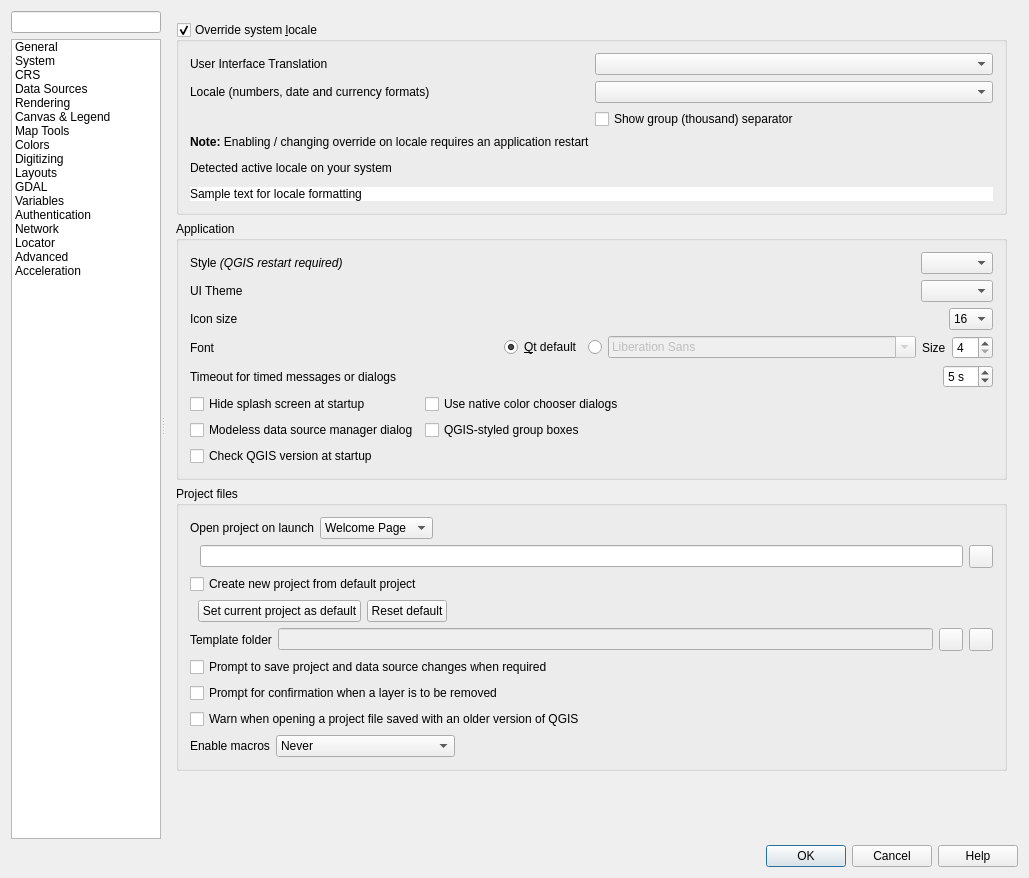
Before: the Qt Designer form src/ui/qgsoptionsbase.ui in qgis/QGIS, drawn with Qt 5.
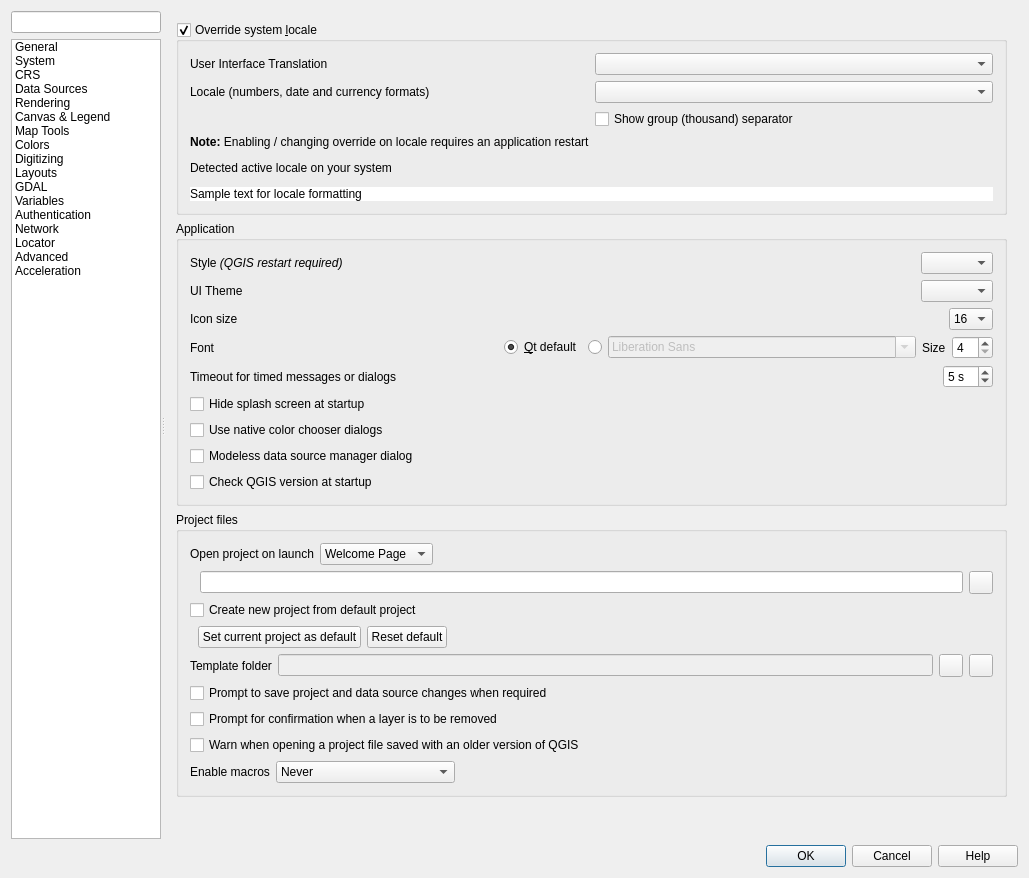
After: the same form once the commit is applied. The open tabs and pages were chosen to show the change. Icons and pictures are not drawn. Custom widgets are drawn as their Qt base class.

Commit message:
[ux] Remove custom group box styling and option for QGIS styled group boxes
This setting is causing issues on newer operating systems, e.g. MacOS
on dark themes. It's a 6 year old workaround for styling issues
which have likely since been fixed in Qt and the DEs themselves.

What changed in the file:
```diff
--- a/src/ui/qgsoptionsbase.ui
+++ b/src/ui/qgsoptionsbase.ui
@@ -695,20 +695,6 @@
                      <number>0</number>
                     </property>
                     <item row="2" column="0">
-                     <widget class="QCheckBox" name="cbxCheckVersion">
-                      <property name="text">
-                       <string>Check QGIS version at startup</string>
-                      </property>
-                     </widget>
-                    </item>
-                    <item row="0" column="1">
-                     <widget class="QCheckBox" name="mNativeColorDialogsChkBx">
-                      <property name="text">
-                       <string>Use native color chooser dialogs</string>
-                      </property>
-                     </widget>
-                    </item>
-                    <item row="1" column="0">
                      <widget class="QCheckBox" name="mDataSourceManagerNonModal">
                       <property name="toolTip">
                        <string>A modeless dialog allows you to interact with QGIS main window and dialogs.</string>
@@ -718,13 +704,6 @@
                       </property>
                      </widget>
                     </item>
-                    <item row="1" column="1">
-                     <widget class="QCheckBox" name="mCustomGroupBoxChkBx">
-                      <property name="text">
-                       <string>QGIS-styled group boxes</string>
-                      </property>
-                     </widget>
-                    </item>
                     <item row="0" column="0">
                      <widget class="QCheckBox" name="cbxHideSplash">
                       <property name="sizePolicy">
@@ -738,6 +717,33 @@
                       </property>
                      </widget>
                     </item>
+                    <item row="3" column="0">
+                     <widget class="QCheckBox" name="cbxCheckVersion">
+                      <property name="text">
+                       <string>Check QGIS version at startup</string>
+                      </property>
+                     </widget>
+                    </item>
+                    <item row="1" column="0">
+                     <widget class="QCheckBox" name="mNativeColorDialogsChkBx">
+                      <property name="text">
+                       <string>Use native color chooser dialogs</string>
+                      </property>
+                     </widget>
+                    </item>
+                    <item row="1" column="1">
+                     <spacer name="horizontalSpacer_2">
+                      <property name="orientation">
+                       <enum>Qt::Horizontal</enum>
+                      </property>
+                      <property name="sizeHint" stdset="0">
+                       <size>
+                        <width>40</width>
+                        <height>20</height>
+                       </size>
+                      </property>
+                     </spacer>
+                    </item>
                    </layout>
                   </item>
                  </layout>
```
Left out of the diff: 6 changed lines with no effect on the pictures. The commit also changes 4 other files.
